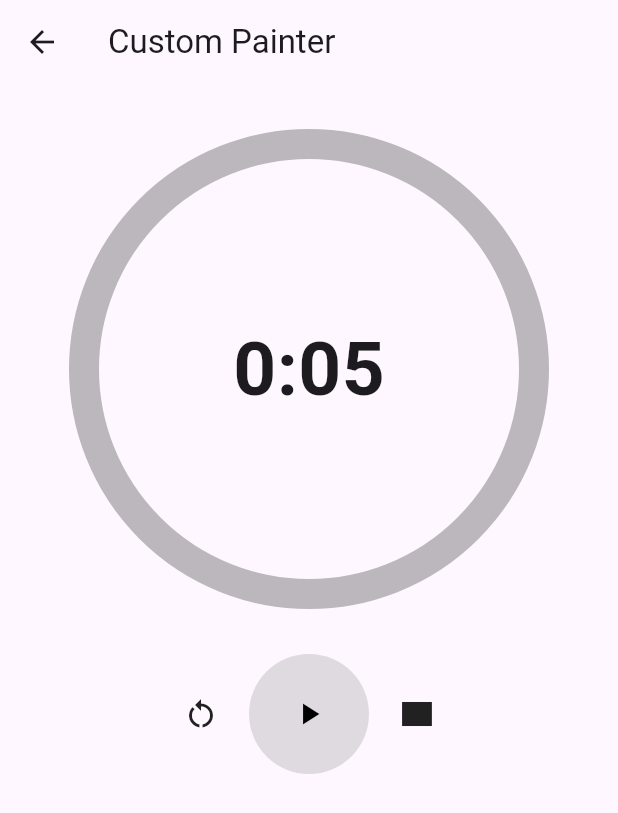
After one commit to GyuJae/flutter_animation_assignment, a Flutter app: the screen it shows after launch, after a tap on "Custom Painter", on a phone screen of 412 x 824 dp. The commit adds this screen. Shown: the top 813 px of the screen. Run offline on Flutter 3.47's test engine with Material 3 defaults, Android fonts, the phone set to English and light mode, and no system bars.

Commit message:
wip: custom painter pomodoro

```diff
--- /dev/null
+++ b/lib/screens/custom_painter_screen.dart
@@ -0,0 +1,285 @@
+import 'dart:math';
+
+import 'package:flutter/material.dart';
+
+class CustomPainterScreen extends StatefulWidget {
+  const CustomPainterScreen({super.key});
+
+  @override
+  State<CustomPainterScreen> createState() => _CustomPainterScreenState();
+}
+
+class _CustomPainterScreenState extends State<CustomPainterScreen>
+    with SingleTickerProviderStateMixin {
+  static const double _timerSize = 300.0;
+  static const SecondTime _secondTime = SecondTime(5);
+
+  late TimerManager _timerManager = TimerManager(
+    controller: _controller,
+    status: TimerStatus.fromAnimationStatus(_controller.status),
+  );
+
+  late final AnimationController _controller = AnimationController(
+    vsync: this,
+    duration: Duration(seconds: _secondTime.defaultSecond),
+  );
+
+  @override
+  void initState() {
+    super.initState();
+    _controller.addStatusListener((status) {
+      if (status == AnimationStatus.completed) _controller.reset();
+
+      setState(
+        () {
+          _timerManager = TimerManager(
+            controller: _controller,
+            status: TimerStatus.fromAnimationStatus(status),
+          );
+        },
+      );
+    });
+  }
+
+  @override
+  Widget build(BuildContext context) {
+    return Scaffold(
+      appBar: AppBar(
+        title: const Text('Custom Painter'),
+      ),
+      body: Padding(
+        padding: const EdgeInsets.all(40.0),
+        child: Column(
+          children: [
+            TimerWidget(
+              controller: _controller,
+              secondTime: _secondTime,
+              size: _timerSize,
+            ),
+            const SizedBox(height: 40),
+            Row(
+              mainAxisAlignment: MainAxisAlignment.center,
+              children: [
+                GestureDetector(
+                  onTap: _timerManager.reset,
+                  child: Container(
+                    child: _timerManager.resetIcon(),
+                  ),
+                ),
+                const SizedBox(width: 20),
+                GestureDetector(
+                  onTap: _timerManager.playPause,
+                  child: _timerManager.playPauseIcon(),
+                ),
+                const SizedBox(width: 20),
+                GestureDetector(
+                  onTap: () {},
+                  child: const Icon(
+                    Icons.rectangle,
+                  ),
+                ),
+              ],
+            )
+          ],
+        ),
+      ),
+    );
+  }
+}
+
+enum TimerStatus implements Comparable<TimerStatus> {
+  progress(
+    animatedStatus: AnimationStatus.forward,
+  ),
+  stop(
+    animatedStatus: AnimationStatus.dismissed,
+  );
+
+  const TimerStatus({
+    required this.animatedStatus,
+  });
+
+  final AnimationStatus animatedStatus;
+
+  @override
+  int compareTo(TimerStatus other) {
+    return animatedStatus.index.compareTo(other.animatedStatus.index);
+  }
+
+  static TimerStatus fromAnimationStatus(AnimationStatus status) {
+    switch (status) {
+      case AnimationStatus.forward:
+        return TimerStatus.progress;
+      case AnimationStatus.dismissed:
+        return TimerStatus.stop;
+      default:
+        return TimerStatus.stop;
+    }
+  }
+
+  isPlaying() {
+    return animatedStatus == TimerStatus.progress.animatedStatus;
+  }
+
+  isStopped() {
+    return animatedStatus == TimerStatus.stop.animatedStatus;
+  }
+}
+
+class TimerManager {
+  final AnimationController _controller;
+  final TimerStatus _status;
+
+  TimerManager({
+    required AnimationController controller,
+    required TimerStatus status,
+  })  : _controller = controller,
+        _status = status;
+
+  void playPause() {
+    if (_controller.isAnimating) {
+      _controller.stop();
+    } else {
+      _controller.forward();
+    }
+  }
+
+  Widget playPauseIcon() {
+    return Container(
+      decoration: BoxDecoration(
+        color: _status.isPlaying() ? Colors.red : Colors.black12,
+        shape: BoxShape.circle,
+      ),
+      width: 80,
+      height: 80,
+      child: Icon(
+        _controller.isAnimating ? Icons.pause : Icons.play_arrow,
+        color: _status.isPlaying() ? Colors.white : Colors.black,
+      ),
+    );
+  }
+
+  void reset() {
+    _controller.reset();
+  }
+
+  Icon resetIcon() {
+    return const Icon(
+      Icons.restart_alt,
+    );
+  }
+}
+
+class TimerWidget extends StatelessWidget {
+  const TimerWidget({
+    super.key,
+    required AnimationController controller,
+    required SecondTime secondTime,
+    required double size,
+  })  : _controller = controller,
+        _secondTime = secondTime,
+        _size = size;
+
+  final AnimationController _controller;
+  final SecondTime _secondTime;
+  final double _size;
+
+  static const double secondTimeSize = 50.0;
+
+  @override
+  Widget build(BuildContext context) {
+    return Center(
+      child: AnimatedBuilder(
+        animation: _controller,
+        builder: (context, child) {
+          return SizedBox(
+            width: _size,
+            height: _size,
+            child: Stack(
+              alignment: Alignment.center,
+              children: [
+                Text(
+                  _secondTime.displayRemainingMMssByProgress(_controller.value),
+                  style: const TextStyle(
+                    fontSize: secondTimeSize,
+                    fontWeight: FontWeight.bold,
+                  ),
+                ),
+                CustomPaint(
+                  size: Size(_size, _size),
+                  painter: TimerPainter(
+                    progress: _controller.value,
+                  ),
+                ),
+              ],
+            ),
+          );
+        },
+      ),
+    );
+  }
+}
+
+class TimerPainter extends CustomPainter {
+  final double progress;
+
+  static const bgArcStrokeWidth = 20.0;
+
+  TimerPainter({
+    required this.progress,
+  });
+
+  @override
+  void paint(Canvas canvas, Size size) {
+    final Paint paint = Paint()
+      ..color = Colors.black26
+      ..strokeWidth = bgArcStrokeWidth
+      ..strokeCap = StrokeCap.round
+      ..style = PaintingStyle.stroke;
+
+    final double radius = size.width / 2;
+    canvas.drawCircle(
+      Offset(radius, radius),
+      radius,
+      paint,
+    );
+
+    final Paint progressPaint = Paint()
+      ..color = Colors.red.shade400
+      ..strokeWidth = bgArcStrokeWidth
+      ..strokeCap = StrokeCap.round
+      ..style = PaintingStyle.stroke;
+
+    canvas.drawArc(
+      Rect.fromCircle(center: Offset(radius, radius), radius: radius),
+      -pi / 2,
+      pi * 2 * progress,
+      false,
+      progressPaint,
+    );
+  }
+
+  @override
+  bool shouldRepaint(covariant TimerPainter oldDelegate) {
+    return oldDelegate.progress != progress;
+  }
+}
+
+class SecondTime {
+  final int _seconds;
+
+  const SecondTime(this._seconds);
+
+  int get defaultSecond => _seconds;
+
+  String _displayMMss(int seconds) {
+    final int minutes = seconds ~/ 60;
+    final int remain = seconds % 60;
+    return '$minutes:${remain.toString().padLeft(2, '0')}';
+  }
+
+  String displayRemainingMMssByProgress(double progress) {
+    final int overtimeSeconds = (_seconds * progress).floor();
+    return _displayMMss(_seconds - overtimeSeconds);
+  }
+}
--- a/lib/screens/home_screen.dart
+++ b/lib/screens/home_screen.dart
@@ -1,3 +1,4 @@
+import 'package:animation_assignment_app/screens/custom_painter_screen.dart';
 import 'package:animation_assignment_app/screens/explicit_animations_screen.dart';
 import 'package:animation_assignment_app/screens/implicit_animations_screen.dart';
 import 'package:flutter/material.dart';
@@ -39,8 +40,23 @@ class HomeScreen extends StatelessWidget {
               },
               child: const Text("Explicit Animations"),
             ),
+          ),
+          const SizedBox(height: 5),
+          Center(
+            child: ElevatedButton(
+              onPressed: () {
+                Navigator.push(
+                  context,
+                  MaterialPageRoute(
+                    builder: (context) => const CustomPainterScreen(),
+                  ),
+                );
+              },
+              child: const Text("Custom Painter"),
+            ),
           )
         ],
-        ));
+      ),
+    );
   }
 }
```
Lines whose indentation alone changed are shown as unchanged.
